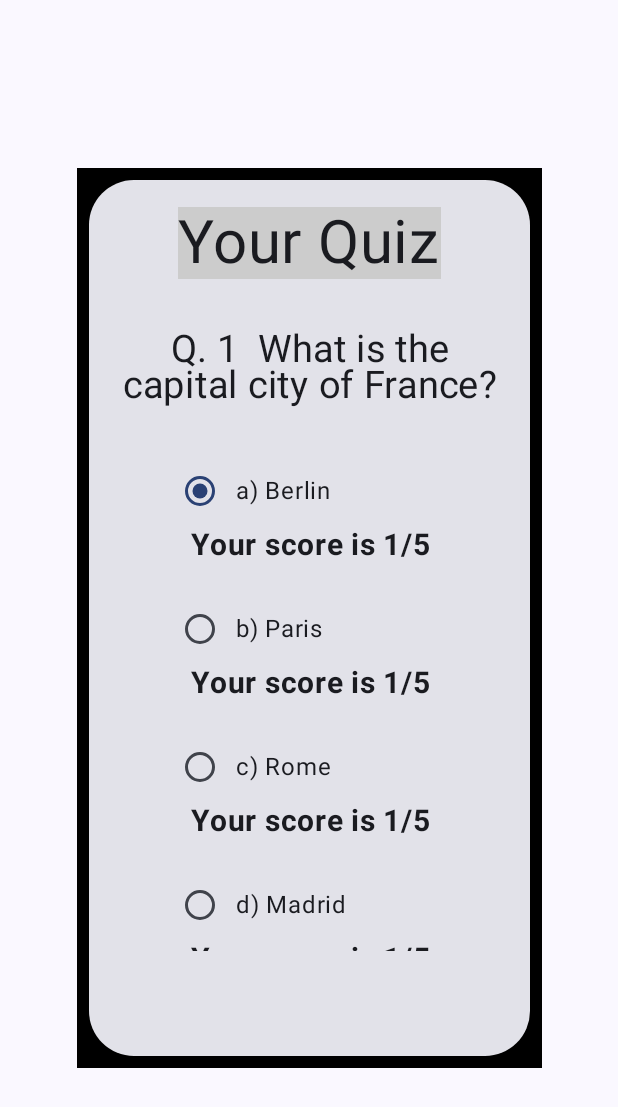
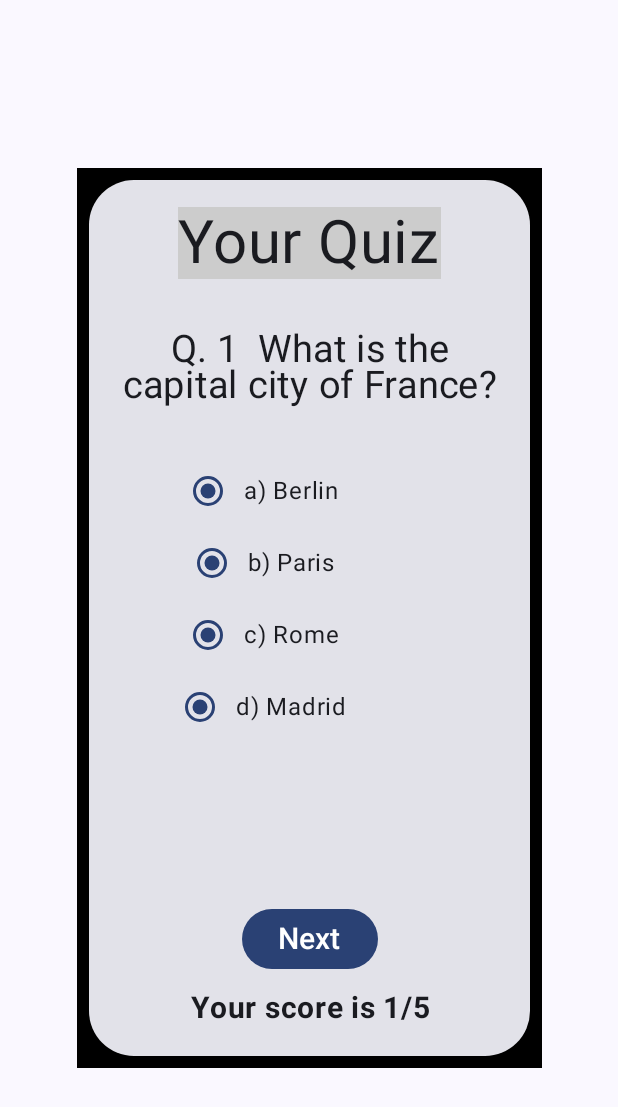
Before and after one commit to pr-Dutta/QuizApp, an Android app built with Jetpack Compose: the composable QuizCard shown on its own in the app's theme, on a phone screen of 412 x 824 dp. Shown: the top 1107 px of the screen. Run offline under Robolectric (Android 15) with nearby library versions, the phone set to English and light mode, and no system bars.

Commit message:
new commit

```diff
--- a/app/src/main/java/com/example/quizapp/MainActivity.kt
+++ b/app/src/main/java/com/example/quizapp/MainActivity.kt
@@ -116,9 +116,9 @@ fun QuizCard(modifier: Modifier = Modifier) {
                     if (indexOfQuizList < (quizList.size - 1)) {
 
                         // TO - DO
-                        if (quizList[indexOfQuizList].answer.toString() == selectedOption) {
-                            score++
-                        }
+//                        if (quizList[indexOfQuizList].answer.toString() == selectedOption) {
+//                            score++
+//                        }
 
                         println("Hi")       // will show on logcat
                         indexOfQuizList++
@@ -177,24 +177,61 @@ fun Questions(
         )
         var radioState by remember { mutableStateOf(quiz.optionOne) }
 
+
+
+
+        // - (13-02-2024) ---------------------------- From here
         Box(
             modifier = Modifier
                 .padding(32.dp)
         ) {
             Column(
                 verticalArrangement = Arrangement.Center,
-                horizontalAlignment = Alignment.Start,              // new
+                horizontalAlignment = Alignment.CenterHorizontally,
             ) {
-                options.forEach {                  // have to revise it
-                    RowEachOption(
-                        selectedOption,
-                        score,                                // - (01-02-2024)
-                        it,
-                        quiz,
-                        selected = radioState == it,
-                        title = it) { data ->
-                        radioState = data
-                    }
+
+                Row(
+                    verticalAlignment = Alignment.CenterVertically,
+                    horizontalArrangement = Arrangement.Center
+                ) {
+                    RadioButton(selected = true,
+                        onClick = {
+
+                        })
+                    Text(text = options[0])
+                }
+
+                Row(
+                    verticalAlignment = Alignment.CenterVertically,
+                    horizontalArrangement = Arrangement.Center
+                ) {
+                    RadioButton(selected = true,
+                        onClick = {
+
+                        })
+                    Text(text = options[1])
+                }
+
+                Row(
+                    verticalAlignment = Alignment.CenterVertically,
+                    horizontalArrangement = Arrangement.Center
+                ) {
+                    RadioButton(selected = true,
+                        onClick = {
+
+                        })
+                    Text(text = options[2])
+                }
+
+                Row(
+                    verticalAlignment = Alignment.CenterVertically,
+                    horizontalArrangement = Arrangement.Center
+                ) {
+                    RadioButton(selected = true,
+                        onClick = {
+
+                        })
+                    Text(text = options[3])
                 }
             }
         }
@@ -216,7 +253,6 @@ fun RowEachOption(
     // This will store the selected option - (01-02-2024)
     //var selectedOption by remember { mutableStateOf("") }
     var correctAnswer = "${quiz.answer}"
-    println("correct option -  $correctAnswer")
     //var score by remember { mutableIntStateOf(0) }
 
     Row(
@@ -255,7 +291,7 @@ fun RowEachOption(
     // Need to resolve this issue first                         - (13-02-2024)
 
     // this will be visible in all the options
-    com.example.quizapp.Result(score = score)
+    Result(score = score)
 }
 
 // - (02-02-2024)
```
